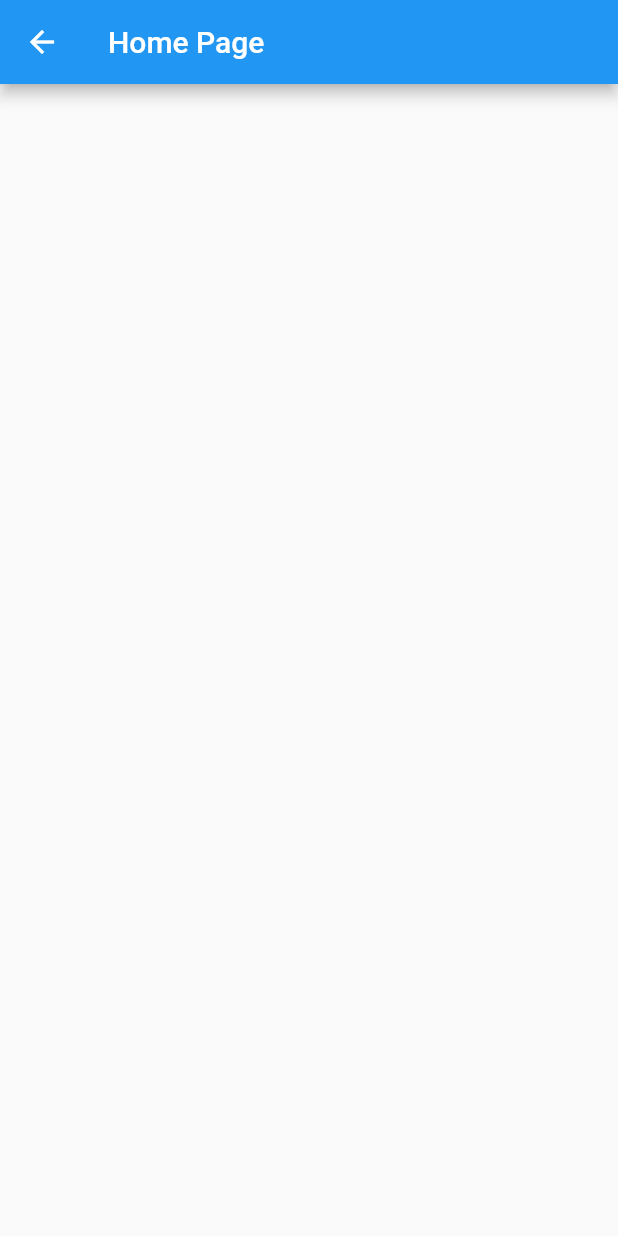
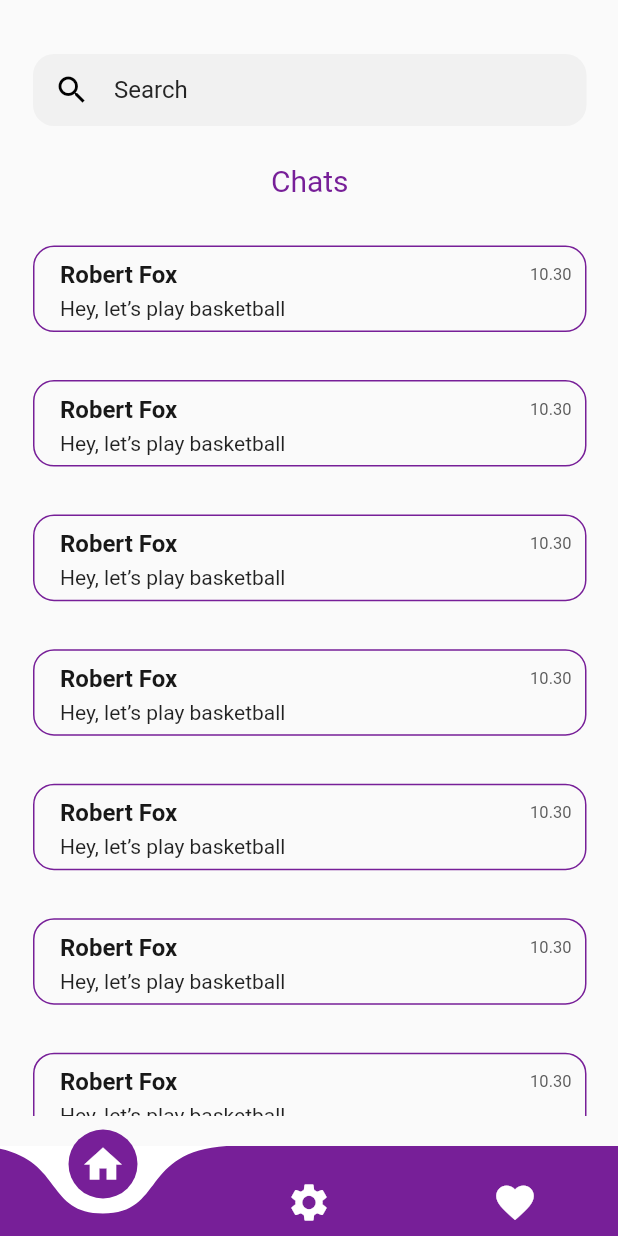
Before and after one commit to hamxamehboob/chat-app, a Flutter app: the HomePage screen opened directly, on a phone screen of 412 x 824 dp. Run offline on Flutter 3.47's test engine with Material 2 defaults, Android fonts, the phone set to English and light mode, and no system bars; drawn by our look-alikes of curved_navigation_bar; our stand-ins replace device_preview, firebase_auth, firebase_core, google_sign_in, smooth_page_indicator; missing offline and left inert: flutter_facebook_auth; accounts and stored records are empty.

Commit message:
Home Screen Created

```diff
--- a/lib/main.dart
+++ b/lib/main.dart
@@ -1,4 +1,5 @@
 import 'package:chat_app/screens/auth_screen.dart';
+import 'package:chat_app/screens/home_screen.dart';
 import 'package:chat_app/screens/splash_screen.dart';
 import 'package:device_preview/device_preview.dart';
 import 'package:flutter/foundation.dart';
@@ -24,7 +25,6 @@ class MyApp extends StatelessWidget {
   @override
   Widget build(BuildContext context) {
     return MaterialApp(
-      useInheritedMediaQuery: true,
       locale: DevicePreview.locale(context),
       builder: DevicePreview.appBuilder,
       debugShowCheckedModeBanner: false,
--- a/lib/screens/auth_screen.dart
+++ b/lib/screens/auth_screen.dart
@@ -1,7 +1,7 @@
 import 'package:chat_app/screens/home_screen.dart';
 import 'package:chat_app/screens/login_screen.dart';
+import 'package:curved_navigation_bar/curved_navigation_bar.dart';
 import 'package:firebase_auth/firebase_auth.dart';
-import 'package:firebase_core/firebase_core.dart';
 import 'package:flutter/material.dart';
 class AuthPage extends StatefulWidget {
   const AuthPage({Key? key}) : super(key: key);
--- a/lib/screens/home_screen.dart
+++ b/lib/screens/home_screen.dart
@@ -1,4 +1,10 @@
+import 'package:chat_app/screens/login_screen.dart';
+import 'package:chat_app/screens/splash_screen.dart';
+import 'package:chat_app/widgets/chat_screen_widget.dart';
+import 'package:curved_navigation_bar/curved_navigation_bar.dart';
+import 'package:firebase_auth/firebase_auth.dart';
 import 'package:flutter/material.dart';
+import 'package:intl/intl.dart';
 
 class HomePage extends StatefulWidget {
   const HomePage({Key? key}) : super(key: key);
@@ -8,12 +14,96 @@ class HomePage extends StatefulWidget {
 }
 
 class _HomePageState extends State<HomePage> {
+  void logout() async {
+    FirebaseAuth.instance.signOut().then(
+      (value) {
+        print("SIgnoutSuccessfully");
+        Navigator.push(
+          context,
+          MaterialPageRoute(
+            builder: (_) => SplashScreen(),
+          ),
+        );
+      },
+    );
+  }
+
   @override
   Widget build(BuildContext context) {
+    double screenHeight = MediaQuery.of(context).size.height;
+    double screenWidth = MediaQuery.of(context).size.width;
     return Scaffold(
-      appBar: AppBar(
-        title: Text("Home Page"),
-      )
+      bottomNavigationBar: CurvedNavigationBar(
+        height: 60,
+        color: Color(0xff771F98),
+        backgroundColor: Colors.white,
+        items: <Widget>[
+          Icon(
+            Icons.home,
+            size: 30,
+            color: Colors.white,
+          ),
+          Icon(
+            color: Colors.white,
+            Icons.settings,
+            size: 30,
+          ),
+          Icon(
+            Icons.favorite,
+            color: Colors.white,
+            size: 30,
+          )
+        ],
+      ),
+      body: SafeArea(
+        child: Padding(
+          padding:
+              const EdgeInsets.only(left: 22, top: 36, right: 21, bottom: 20),
+          child: SingleChildScrollView(
+            child: Column(
+              mainAxisAlignment: MainAxisAlignment.start,
+              children: [
+                Container(
+                  decoration: BoxDecoration(
+                      color: Color(0xFFF1F1F1),
+                      borderRadius: BorderRadius.circular(14)),
+                  child: Padding(
+                    padding: const EdgeInsets.only(left: 14),
+                    child: TextField(
+                      decoration: InputDecoration(
+                          border: InputBorder.none,
+                          icon: Icon(
+                            Icons.search,
+                            color: Colors.black,
+                          ),
+                          hintText: "Search",
+                          hintStyle: TextStyle(color: Color(0xFF252525))),
+                    ),
+                  ),
+                ),
+                SizedBox(
+                  height: screenHeight * 0.03,
+                ),
+                Text(
+                  "Chats",
+                  style: TextStyle(
+                      color: Color(0xFF771F98),
+                      fontSize: 20,
+                      fontWeight: FontWeight.w400),
+                ),
+                ChatWidget(),
+                ChatWidget(),
+                ChatWidget(),
+                ChatWidget(),
+                ChatWidget(),
+                ChatWidget(),
+                ChatWidget(),
+                ChatWidget(),
+              ],
+            ),
+          ),
+        ),
+      ),
     );
   }
 }
--- a/lib/screens/login_screen.dart
+++ b/lib/screens/login_screen.dart
@@ -4,6 +4,7 @@ import 'package:chat_app/screens/splash_screen.dart';
 import 'package:chat_app/widgets/text_button.dart';
 import 'package:firebase_auth/firebase_auth.dart';
 import 'package:flutter/material.dart';
+import 'package:flutter_facebook_auth/flutter_facebook_auth.dart';
 import 'package:google_sign_in/google_sign_in.dart';
 
 class Login extends StatefulWidget {
@@ -216,7 +217,11 @@ class _LoginState extends State<Login> {
                     SizedBox(
                       width: screenWeight * 0.03,
                     ),
-                    Image.asset("assets/images/fb_icon.png"),
+                    GestureDetector(
+                        onTap: () {
+                          signInWithFacebook();
+                        },
+                        child: Image.asset("assets/images/fb_icon.png")),
                   ],
                 )
               ],
@@ -275,11 +280,14 @@ class _LoginState extends State<Login> {
               ),
             ),
           )
-          .onError((error, stackTrace) => null);
+          .onError(
+            (error, stackTrace) => print("Error========= ${error.toString()}"),
+          );
       Navigator.pop(context);
     } on FirebaseAuthException catch (e) {
       Navigator.pop(context);
       if (e.code == 'user-not-found') {
+        print("NO USER FOUND");
         wrongEmailDialog();
       } else if (e.code == 'wrong - password') {
         wrongPasswordDialog();
@@ -294,7 +302,8 @@ class _LoginState extends State<Login> {
         return AlertDialog(
           title: Text("Wrong Email"),
         );
-        });
+      },
+    );
   }
 
   void wrongPasswordDialog() {
@@ -304,17 +313,43 @@ class _LoginState extends State<Login> {
         return AlertDialog(
           title: Text("Wrong Password"),
         );
-        });
+      },
+    );
   }
 
   signInWithGoogle() async {
+    showDialog(
+      context: context,
+      builder: (context) {
+        return Center(
+          child: CircularProgressIndicator(),
+        );
+      },
+    );
     GoogleSignInAccount? googleUser = await GoogleSignIn().signIn();
     GoogleSignInAuthentication? googleAuth = await googleUser?.authentication;
     AuthCredential credential = GoogleAuthProvider.credential(
         accessToken: googleAuth?.accessToken, idToken: googleAuth?.idToken);
     UserCredential userCredential =
         await FirebaseAuth.instance.signInWithCredential(credential);
-    Navigator.push(context, MaterialPageRoute(builder: (_) => HomePage()));
+    Navigator.push(
+      context,
+      MaterialPageRoute(
+        builder: (_) => HomePage(),
+      ),
+    );
     print(userCredential.user?.displayName);
   }
+
+  Future<UserCredential> signInWithFacebook() async {
+    // Trigger the sign-in flow
+    final LoginResult loginResult = await FacebookAuth.instance.login();
+
+    // Create a credential from the access token
+    final OAuthCredential facebookAuthCredential =
+        FacebookAuthProvider.credential(loginResult.accessToken!.token);
+
+    // Once signed in, return the UserCredential
+    return FirebaseAuth.instance.signInWithCredential(facebookAuthCredential);
   }
+}
--- a/lib/screens/sign_up_screen.dart
+++ b/lib/screens/sign_up_screen.dart
@@ -315,4 +315,7 @@ class _SignUpState extends State<SignUp> {
     Navigator.push(context, MaterialPageRoute(builder: (_) => HomePage()));
     print(userCredential.user?.displayName);
   }
+  // Future<UserCredential> signInFacebook() async{
+  //   final Login
+  // }
 }
--- a/lib/screens/splash_screen.dart
+++ b/lib/screens/splash_screen.dart
@@ -1,7 +1,9 @@
-import 'package:chat_app/screens/login_screen.dart';
 import 'package:chat_app/widgets/text_button.dart';
 import 'package:flutter/material.dart';
 import 'package:smooth_page_indicator/smooth_page_indicator.dart';
+
+
+import 'login_screen.dart';
 
 class SplashScreen extends StatefulWidget {
   const SplashScreen({super.key});
--- /dev/null
+++ b/lib/services/auth_service.dart
@@ -0,0 +1,3 @@
+class AuthService{
+
+}
--- /dev/null
+++ b/lib/widgets/chat_screen_widget.dart
@@ -0,0 +1,52 @@
+import 'package:flutter/material.dart';
+class ChatWidget extends StatelessWidget {
+  const ChatWidget({Key? key}) : super(key: key);
+
+  @override
+  Widget build(BuildContext context) {
+    var date = DateTime.now();
+    String time = "${date.hour}.${date.minute}";
+    double screenHeight = MediaQuery.of(context).size.height;
+    double screenWidth = MediaQuery.of(context).size.width;
+    return Padding(
+      padding: const EdgeInsets.only(top: 32),
+      child: Container(
+        height: screenHeight * 0.07,
+        decoration: BoxDecoration(
+            borderRadius: BorderRadius.circular(14),
+            border: Border.all(
+              color: Color(0xFF771F98),
+            )),
+        child: Padding(
+          padding: const EdgeInsets.only(left: 17, top: 9, right: 9),
+          child: Column(
+            crossAxisAlignment: CrossAxisAlignment.start,
+            children: [
+              Row(
+                children: [
+                  Text(
+                    "Robert Fox",
+                    style: TextStyle(
+                        color: Color(0xFF181818),
+                        fontWeight: FontWeight.w600,
+                        fontSize: 16),
+                  ),
+                  Spacer(),
+                  Text(
+                    time,
+                    style: TextStyle(
+                        color: Color(0xFF5C5C5C),
+                        fontSize: 11,
+                        fontWeight: FontWeight.w400),
+                  ),
+                ],
+              ),
+              SizedBox(height: screenHeight * 0.006,),
+              Text("Hey, let’s play basketball ")
+            ],
+          ),
+        ),
+      ),
+    );
+  }
+}
--- a/pubspec.yaml
+++ b/pubspec.yaml
@@ -39,6 +39,10 @@ dependencies:
   firebase_core: ^2.11.0
   firebase_auth: ^4.5.0
   google_sign_in: ^6.1.0
+  flutter_facebook_auth: ^5.0.11
+  intl: ^0.18.0
+  curved_navigation_bar: ^1.0.3
+
 
 dev_dependencies:
   flutter_test:
```
Also changed, not shown: pubspec.lock, 3 other files. Lines whose indentation alone changed are shown as unchanged.
